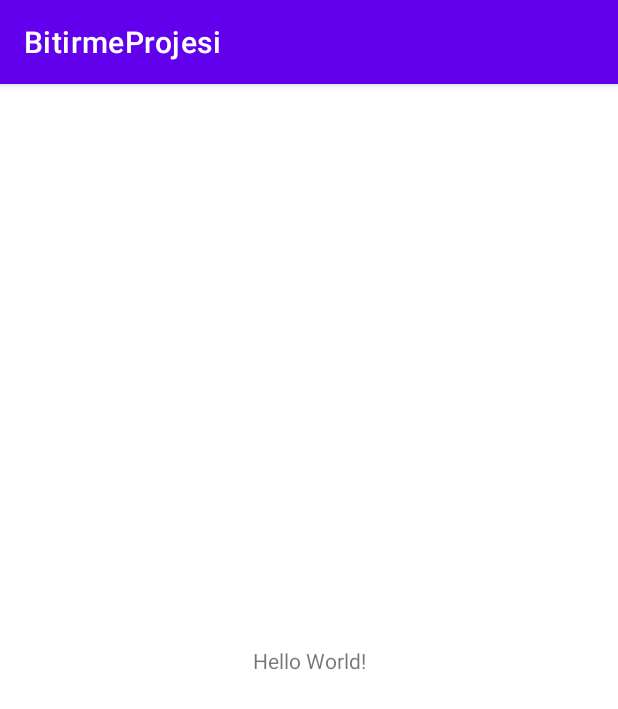
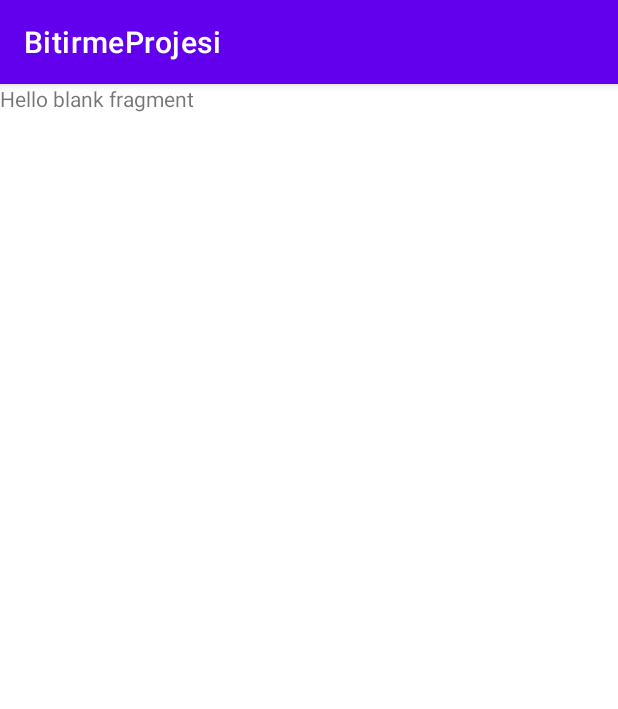
Before and after one commit to vindicta43/InvioAndroidBootcamp, an Android app: the screen it shows after launch (MainActivity), on a phone screen of 412 x 824 dp. Shown: the top 709 px of the screen. Run offline under Robolectric (Android 15) with nearby library versions, the phone set to English and light mode, and no system bars.

Commit message:
BitirmeProjesi import optimization

```diff
--- a/BitirmeProjesi/app/build.gradle
+++ b/BitirmeProjesi/app/build.gradle
@@ -1,8 +1,6 @@
 plugins {
     id 'com.android.application'
     id 'org.jetbrains.kotlin.android'
-    id 'kotlin-kapt'
-    id 'com.google.dagger.hilt.android'
 }
 
 android {
@@ -38,10 +36,6 @@ android {
     }
 }
 
-kapt {
-    correctErrorTypes true
-}
-
 dependencies {
     def nav_version = "2.5.3"
     def retrofit_version = "2.9.0"
@@ -54,13 +48,6 @@ dependencies {
     androidTestImplementation 'androidx.test.ext:junit:1.1.3'
     androidTestImplementation 'androidx.test.espresso:espresso-core:3.4.0'
 
-    implementation "androidx.navigation:navigation-fragment-ktx:$nav_version"
-    implementation "androidx.navigation:navigation-ui-ktx:$nav_version"
-    implementation "androidx.navigation:navigation-safe-args-gradle-plugin:$nav_version"
-
-    implementation "com.google.dagger:hilt-android:2.44"
-    kapt "com.google.dagger:hilt-compiler:2.44"
-
-    implementation "com.squareup.retrofit2:retrofit:$retrofit_version"
-    implementation "com.squareup.retrofit2:converter-gson:$retrofit_version"
+    implementation("androidx.navigation:navigation-fragment-ktx:$nav_version")
+    implementation("androidx.navigation:navigation-ui-ktx:$nav_version")
 }
--- /dev/null
+++ b/BitirmeProjesi/app/src/main/java/com/alperen/bitirmeprojesi/BlankFragment.java
@@ -0,0 +1,16 @@
+package com.alperen.bitirmeprojesi;
+
+import android.os.Bundle;
+
+import androidx.fragment.app.Fragment;
+
+import android.view.LayoutInflater;
+import android.view.View;
+import android.view.ViewGroup;
+
+public class BlankFragment extends Fragment {
+    @Override
+    public View onCreateView(LayoutInflater inflater, ViewGroup container, Bundle savedInstanceState) {
+        return inflater.inflate(R.layout.fragment_blank, container, false);
+    }
+}
--- a/BitirmeProjesi/app/src/main/res/layout/activity_main.xml
+++ b/BitirmeProjesi/app/src/main/res/layout/activity_main.xml
@@ -6,13 +6,12 @@
     android:layout_height="match_parent"
     tools:context=".MainActivity">
 
-    <TextView
-        android:layout_width="wrap_content"
-        android:layout_height="wrap_content"
-        android:text="Hello World!"
-        app:layout_constraintBottom_toBottomOf="parent"
-        app:layout_constraintEnd_toEndOf="parent"
-        app:layout_constraintStart_toStartOf="parent"
-        app:layout_constraintTop_toTopOf="parent" />
+    <androidx.fragment.app.FragmentContainerView
+        android:id="@+id/fragmentContainerView"
+        android:name="androidx.navigation.fragment.NavHostFragment"
+        android:layout_width="match_parent"
+        android:layout_height="match_parent"
+        app:defaultNavHost="true"
+        app:navGraph="@navigation/nav_main" />
 
 </androidx.constraintlayout.widget.ConstraintLayout>
--- /dev/null
+++ b/BitirmeProjesi/app/src/main/res/layout/fragment_blank.xml
@@ -0,0 +1,14 @@
+<?xml version="1.0" encoding="utf-8"?>
+<FrameLayout xmlns:android="http://schemas.android.com/apk/res/android"
+    xmlns:tools="http://schemas.android.com/tools"
+    android:layout_width="match_parent"
+    android:layout_height="match_parent"
+    tools:context=".BlankFragment">
+
+    <!-- TODO: Update blank fragment layout -->
+    <TextView
+        android:layout_width="match_parent"
+        android:layout_height="match_parent"
+        android:text="@string/hello_blank_fragment" />
+
+</FrameLayout>
--- /dev/null
+++ b/BitirmeProjesi/app/src/main/res/navigation/nav_main.xml
@@ -0,0 +1,13 @@
+<?xml version="1.0" encoding="utf-8"?>
+<navigation xmlns:android="http://schemas.android.com/apk/res/android"
+    xmlns:app="http://schemas.android.com/apk/res-auto"
+    xmlns:tools="http://schemas.android.com/tools"
+    android:id="@+id/nav_main"
+    app:startDestination="@id/blankFragment">
+
+    <fragment
+        android:id="@+id/blankFragment"
+        android:name="com.alperen.bitirmeprojesi.BlankFragment"
+        android:label="fragment_blank"
+        tools:layout="@layout/fragment_blank" />
+</navigation>
--- a/BitirmeProjesi/app/src/main/res/values/strings.xml
+++ b/BitirmeProjesi/app/src/main/res/values/strings.xml
@@ -1,3 +1,5 @@
 <resources>
     <string name="app_name">BitirmeProjesi</string>
+    <!-- TODO: Remove or change this placeholder text -->
+    <string name="hello_blank_fragment">Hello blank fragment</string>
 </resources>
--- a/BitirmeProjesi/build.gradle
+++ b/BitirmeProjesi/build.gradle
@@ -3,5 +3,4 @@ plugins {
     id 'com.android.application' version '7.3.0' apply false
     id 'com.android.library' version '7.3.0' apply false
     id 'org.jetbrains.kotlin.android' version '1.7.10' apply false
-    id 'com.google.dagger.hilt.android' version '2.44' apply false
 }
```
